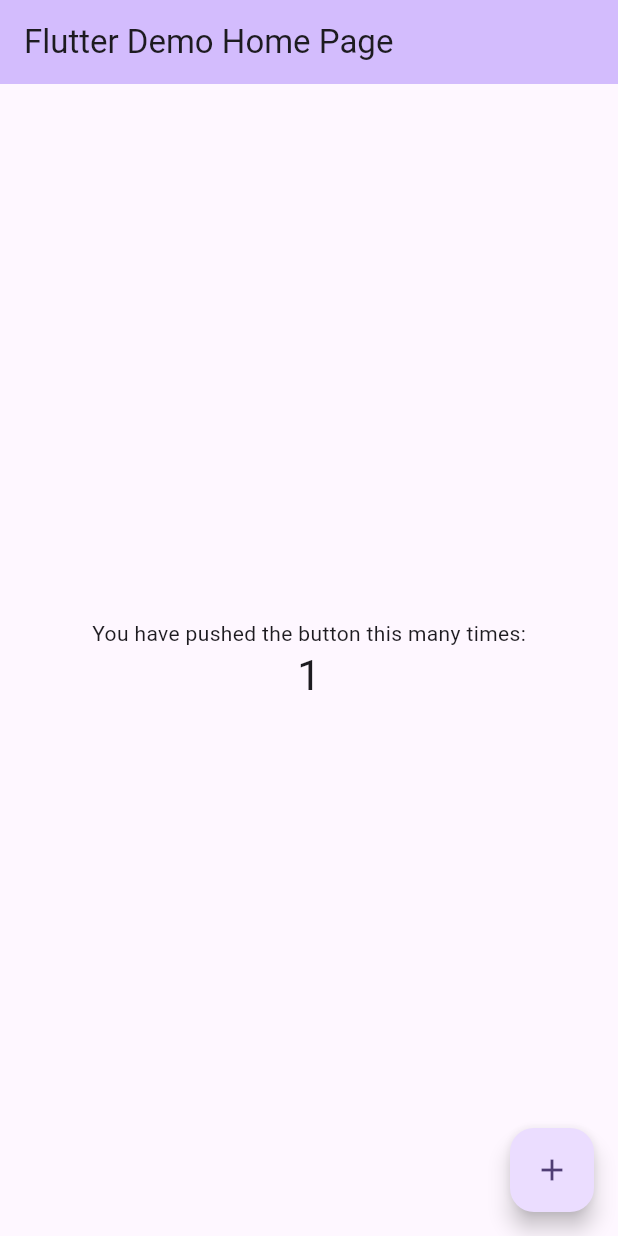
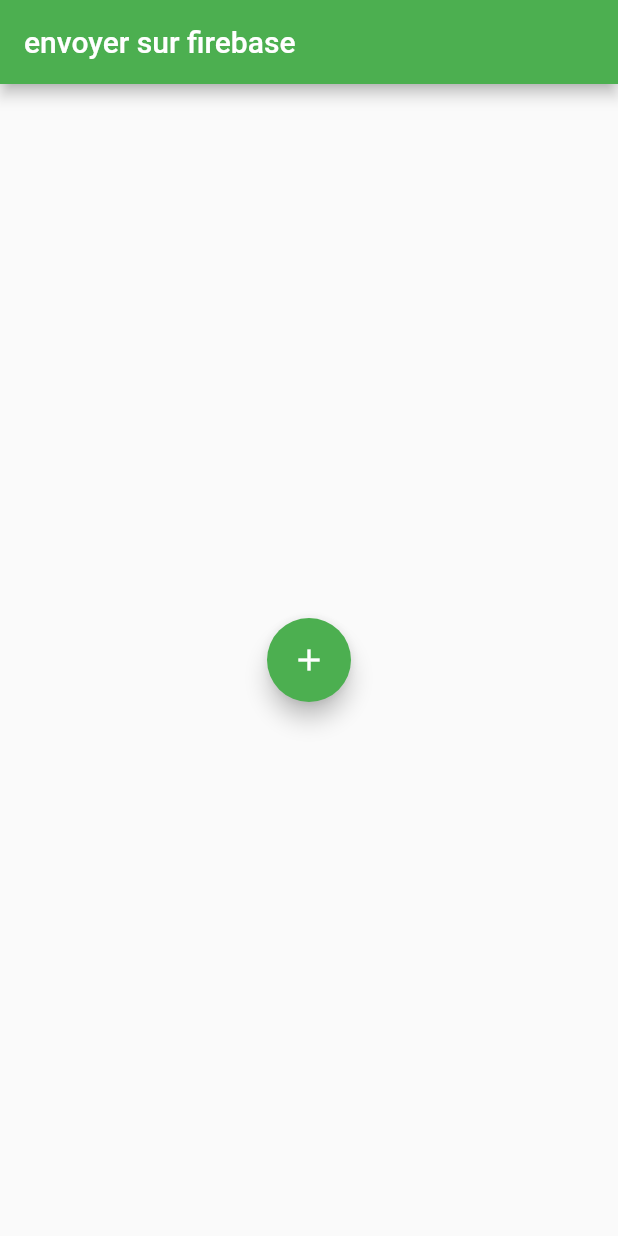
Before and after one commit to geekers-donald237/mark_manager, a Flutter app: the screen it shows after launch, after a tap on the "add" icon, on a phone screen of 412 x 824 dp. Run offline on Flutter 3.47's test engine with Material 2 defaults, Android fonts, the phone set to English and light mode, and no system bars; our stand-ins replace cloud_firestore, firebase_core; accounts and stored records are empty.

Commit message:
send to firebase

```diff
--- a/lib/main.dart
+++ b/lib/main.dart
@@ -1,125 +1,50 @@
 import 'package:flutter/material.dart';
+import 'package:cloud_firestore/cloud_firestore.dart';
+import 'package:firebase_core/firebase_core.dart';
 
-void main() {
-  runApp(const MyApp());
+void main() async {
+WidgetsFlutterBinding.ensureInitialized();
+await Firebase.initializeApp();
+runApp(MyApp());
 }
 
 class MyApp extends StatelessWidget {
-  const MyApp({super.key});
-
-  // This widget is the root of your application.
+// This widget is the root
+// of your application.
 @override
 Widget build(BuildContext context) {
 	return MaterialApp(
-      title: 'Flutter Demo',
-      theme: ThemeData(
-        // This is the theme of your application.
-        //
-        // TRY THIS: Try running your application with "flutter run". You'll see
-        // the application has a blue toolbar. Then, without quitting the app,
-        // try changing the seedColor in the colorScheme below to Colors.green
-        // and then invoke "hot reload" (save your changes or press the "hot
-        // reload" button in a Flutter-supported IDE, or press "r" if you used
-        // the command line to start the app).
-        //
-        // Notice that the counter didn't reset back to zero; the application
-        // state is not lost during the reload. To reset the state, use hot
-        // restart instead.
-        //
-        // This works for code too, not just values: Most code changes can be
-        // tested with just a hot reload.
-        colorScheme: ColorScheme.fromSeed(seedColor: Colors.deepPurple),
-        useMaterial3: true,
-      ),
-      home: const MyHomePage(title: 'Flutter Demo Home Page'),
+	title: 'click seulement',
+	home: AddData(),
 	);
 }
 }
 
-class MyHomePage extends StatefulWidget {
-  const MyHomePage({super.key, required this.title});
-
-  // This widget is the home page of your application. It is stateful, meaning
-  // that it has a State object (defined below) that contains fields that affect
-  // how it looks.
-
-  // This class is the configuration for the state. It holds the values (in this
-  // case the title) provided by the parent (in this case the App widget) and
-  // used by the build method of the State. Fields in a Widget subclass are
-  // always marked "final".
-
-  final String title;
-
-  @override
-  State<MyHomePage> createState() => _MyHomePageState();
-}
-
-class _MyHomePageState extends State<MyHomePage> {
-  int _counter = 0;
-
-  void _incrementCounter() {
-    setState(() {
-      // This call to setState tells the Flutter framework that something has
-      // changed in this State, which causes it to rerun the build method below
-      // so that the display can reflect the updated values. If we changed
-      // _counter without calling setState(), then the build method would not be
-      // called again, and so nothing would appear to happen.
-      _counter++;
-    });
-  }
-
+class AddData extends StatelessWidget {
 @override
 Widget build(BuildContext context) {
-    // This method is rerun every time setState is called, for instance as done
-    // by the _incrementCounter method above.
-    //
-    // The Flutter framework has been optimized to make rerunning build methods
-    // fast, so that you can just rebuild anything that needs updating rather
-    // than having to individually change instances of widgets.
 	return Scaffold(
 	appBar: AppBar(
-        // TRY THIS: Try changing the color here to a specific color (to
-        // Colors.amber, perhaps?) and trigger a hot reload to see the AppBar
-        // change color while the other colors stay the same.
-        backgroundColor: Theme.of(context).colorScheme.inversePrimary,
-        // Here we take the value from the MyHomePage object that was created by
-        // the App.build method, and use it to set our appbar title.
-        title: Text(widget.title),
+		backgroundColor: Colors.green,
+		title: Text("envoyer sur firebase"),
 	),
-      body: Center(
-        // Center is a layout widget. It takes a single child and positions it
-        // in the middle of the parent.
-        child: Column(
-          // Column is also a layout widget. It takes a list of children and
-          // arranges them vertically. By default, it sizes itself to fit its
-          // children horizontally, and tries to be as tall as its parent.
-          //
-          // Column has various properties to control how it sizes itself and
-          // how it positions its children. Here we use mainAxisAlignment to
-          // center the children vertically; the main axis here is the vertical
-          // axis because Columns are vertical (the cross axis would be
-          // horizontal).
-          //
-          // TRY THIS: Invoke "debug painting" (choose the "Toggle Debug Paint"
-          // action in the IDE, or press "p" in the console), to see the
-          // wireframe for each widget.
-          mainAxisAlignment: MainAxisAlignment.center,
-          children: <Widget>[
-            const Text(
-              'You have pushed the button this many times:',
-            ),
-            Text(
-              '$_counter',
-              style: Theme.of(context).textTheme.headlineMedium,
-            ),
-          ],
+	body:Center(
+		child: FloatingActionButton(
+		backgroundColor: Colors.green,
+		child: Icon(Icons.add),
+		onPressed: () {
+			FirebaseFirestore.instance
+				.collection('etudiant')
+				.add
+        ({
+          'matricule': '21U2673',
+          'nom':'imperial',
+          'notes':{'ict202':100, 'ict204':98, 'ict206':88, 'ict208':82, 'ict210':90, 'ict218':68, },
+          'prenom':'borel',
+        });
+		},
 		),
 	),
-      floatingActionButton: FloatingActionButton(
-        onPressed: _incrementCounter,
-        tooltip: 'Increment',
-        child: const Icon(Icons.add),
-      ), // This trailing comma makes auto-formatting nicer for build methods.
 	);
 }
 }
--- a/pubspec.yaml
+++ b/pubspec.yaml
@@ -36,6 +36,7 @@ dependencies:
   # Use with the CupertinoIcons class for iOS style icons.
   cupertino_icons: ^1.0.2
   firebase_core: ^2.12.0
+  cloud_firestore: ^4.7.0
 
 dev_dependencies:
   flutter_test:
```
Also changed, not shown: pubspec.lock, 2 other files. Lines whose indentation alone changed are shown as unchanged.
